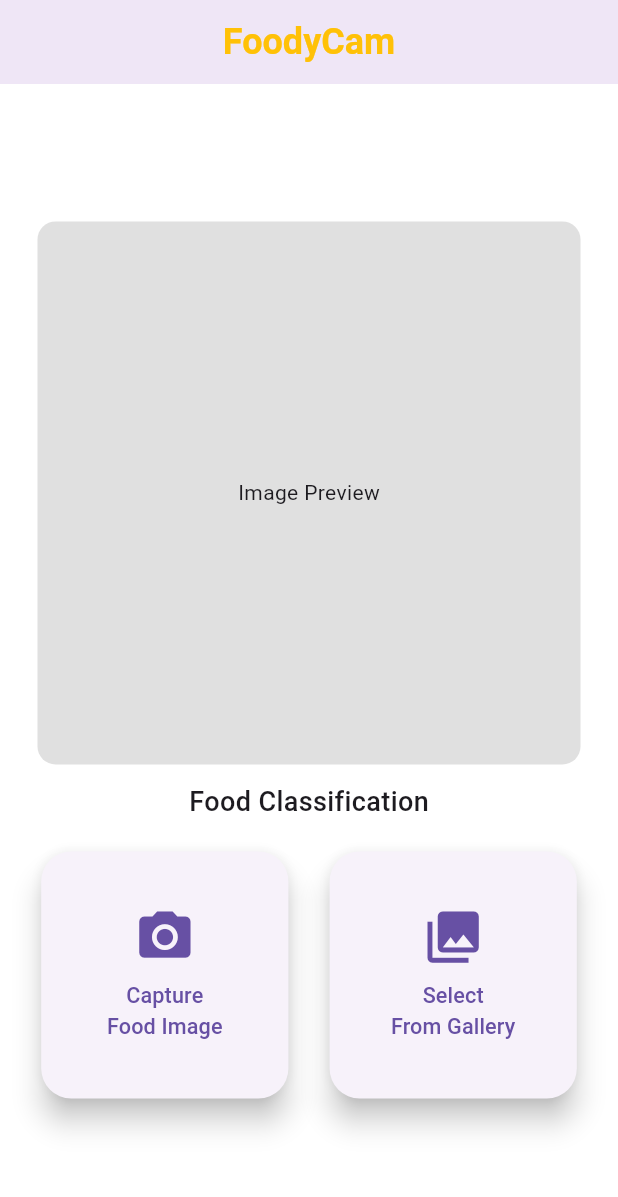
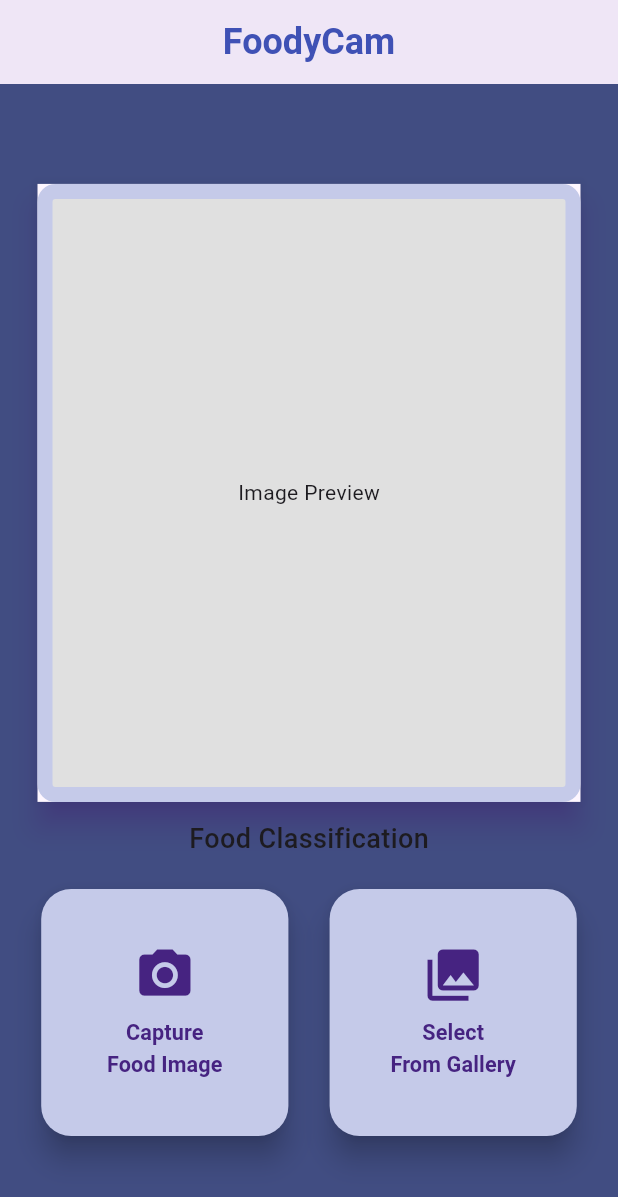
Before and after one commit to Iftikhar-Shams-Niloy/flutter_foodycam, a Flutter app: the screen it shows after launch, on a phone screen of 412 x 824 dp. Shown: the top 1197 px of the screen. Run offline on Flutter 3.47's test engine with Material 3 defaults, Android fonts, the light colour scheme and no system bars; our stand-ins replace image_picker; missing offline and left inert: tflite_flutter.

Commit message:
UI/Ux updated.

```diff
--- a/lib/core/constants.dart
+++ b/lib/core/constants.dart
@@ -1,9 +1,14 @@
-/// Core constants for model input/output
+import 'package:flutter/material.dart';
+
 class Constants {
-  static const int inputSize = 192; // Example model input size (224x224)
-  static const double mean = 0; // Normalization mean (if required)
-  static const double std = 255; // Normalization std (if required)
+  static const int inputSize = 192;
+  static const double mean = 0;
+  static const double std = 255;
 
   static const String modelPath = "assets/food_101_model.tflite";
   static const String labelsPath = "assets/food_101_labels.txt";
 }
+
+// Custom colors
+const Color customPurple = Color.fromARGB(255, 70, 35, 129);
+const Color customPurpleBackground = Color.fromARGB(255, 65, 77, 130);
--- a/lib/main.dart
+++ b/lib/main.dart
@@ -1,5 +1,6 @@
 import 'package:flutter/material.dart';
 import 'presentation/pages/home_screen.dart';
+import 'core/constants.dart';
 
 void main() {
   runApp(const FoodClassifierApp());
@@ -15,7 +16,7 @@ class FoodClassifierApp extends StatelessWidget {
       debugShowCheckedModeBanner: false,
       theme: ThemeData(
         primarySwatch: Colors.blueGrey,
-        scaffoldBackgroundColor: Colors.white,
+        scaffoldBackgroundColor: customPurpleBackground,
       ),
       home: const HomeScreen(),
     );
--- a/lib/presentation/pages/home_screen.dart
+++ b/lib/presentation/pages/home_screen.dart
@@ -90,7 +90,7 @@ class _HomePageState extends State<HomeScreen> {
           style: TextStyle(
             fontSize: 24,
             fontWeight: FontWeight.bold,
-            color: Colors.amber,
+            color: Colors.indigo,
           ),
         ),
         centerTitle: true,
@@ -127,7 +127,6 @@ class _HomePageState extends State<HomeScreen> {
                   text: "Capture\nFood Image",
                 ),
 
-                // For gallery button
                 CustomElevatedButton(
                   onPressed: _pickImageFromGallery,
                   icon: Icons.photo_library,
--- a/lib/presentation/widgets/camera_view.dart
+++ b/lib/presentation/widgets/camera_view.dart
@@ -1,6 +1,5 @@
 import 'package:flutter/material.dart';
 
-/// Widget to display camera/gallery image preview
 class CameraView extends StatelessWidget {
   final ImageProvider? image;
 
@@ -9,17 +8,22 @@ class CameraView extends StatelessWidget {
   @override
   Widget build(BuildContext context) {
     final Size screenSize = MediaQuery.of(context).size;
-    return Container(
-      height: screenSize.width - 50,
+    return Material(
+      elevation: 8,
+      shadowColor: Colors.deepPurple,
+      child: Container(
+        height: screenSize.height / 2,
         width: screenSize.width - 50,
         decoration: BoxDecoration(
           color: Colors.grey[300],
           borderRadius: BorderRadius.circular(12),
+          border: Border.all(color: Colors.indigo.shade100, width: 10.0),
           image: image != null
               ? DecorationImage(image: image!, fit: BoxFit.cover)
               : null,
         ),
         child: image == null ? const Center(child: Text("Image Preview")) : null,
+      ),
     );
   }
 }
--- a/lib/presentation/widgets/custom_elevated_buttons.dart
+++ b/lib/presentation/widgets/custom_elevated_buttons.dart
@@ -1,4 +1,5 @@
 import 'package:flutter/material.dart';
+import '../../core/constants.dart';
 
 class CustomElevatedButton extends StatelessWidget {
   const CustomElevatedButton({
@@ -6,28 +7,26 @@ class CustomElevatedButton extends StatelessWidget {
     required this.onPressed,
     required this.icon,
     required this.text,
-    this.iconSize,
-    this.fontSize,
   });
 
   final VoidCallback onPressed;
   final IconData icon;
   final String text;
-  final double? iconSize;
-  final double? fontSize;
 
   @override
   Widget build(BuildContext context) {
-    final double defaultIconSize = MediaQuery.of(context).size.width * 0.1;
-    final double defaultFontSize = MediaQuery.of(context).size.width * 0.035;
+    final double iconSize = MediaQuery.of(context).size.width * 0.1;
+    final double fontSize = MediaQuery.of(context).size.width * 0.035;
 
     return SizedBox(
       width: MediaQuery.of(context).size.width * 0.4,
       height: MediaQuery.of(context).size.width * 0.4,
       child: ElevatedButton(
-        onPressed: onPressed, // Fixed: removed the arrow function
+        onPressed: onPressed,
         style: ElevatedButton.styleFrom(
+          backgroundColor: Colors.indigo.shade100,
           elevation: 8,
+          shadowColor: Colors.black,
           padding: const EdgeInsets.all(8),
           shape: RoundedRectangleBorder(
             borderRadius: BorderRadius.circular(20.0),
@@ -36,15 +35,16 @@ class CustomElevatedButton extends StatelessWidget {
         child: Column(
           mainAxisAlignment: MainAxisAlignment.center,
           children: [
-            Icon(
-              icon, // Use the passed icon
-              size: iconSize ?? defaultIconSize,
-            ),
+            Icon(icon, size: iconSize, color: customPurple),
             const SizedBox(height: 8),
             Text(
-              text, // Use the passed text
+              text,
               textAlign: TextAlign.center,
-              style: TextStyle(fontSize: fontSize ?? defaultFontSize),
+              style: TextStyle(
+                fontSize: fontSize,
+                color: customPurple,
+                fontWeight: FontWeight.w700,
+              ),
             ),
           ],
         ),
--- a/lib/presentation/widgets/result_card.dart
+++ b/lib/presentation/widgets/result_card.dart
@@ -1,6 +1,6 @@
 import 'package:flutter/material.dart';
+import '../../core/constants.dart';
 
-/// Widget to display prediction result
 class ResultCard extends StatelessWidget {
   final String label;
   final double confidence;
@@ -12,9 +12,12 @@ class ResultCard extends StatelessWidget {
     final Size screenSize = MediaQuery.of(context).size;
     return Container(
       width: screenSize.width - 50,
+      padding: EdgeInsets.only(top: 8),
       child: Card(
+        color: Colors.indigo.shade100,
         shape: RoundedRectangleBorder(borderRadius: BorderRadius.circular(12)),
-        elevation: 3,
+        elevation: 8,
+
         child: Padding(
           padding: const EdgeInsets.symmetric(vertical: 16),
           child: Column(
@@ -22,6 +25,7 @@ class ResultCard extends StatelessWidget {
               Text(
                 label,
                 style: const TextStyle(
+                  color: customPurple,
                   fontSize: 24,
                   fontWeight: FontWeight.bold,
                 ),
@@ -29,7 +33,11 @@ class ResultCard extends StatelessWidget {
               const SizedBox(height: 4),
               Text(
                 "Confidence: ${(confidence * 100).toStringAsFixed(2)}%",
-                style: const TextStyle(fontSize: 16, color: Colors.black54),
+                style: const TextStyle(
+                  fontSize: 16,
+                  color: Colors.deepPurple,
+                  fontWeight: FontWeight.w500,
+                ),
               ),
             ],
           ),
```
Lines whose indentation alone changed are shown as unchanged.
